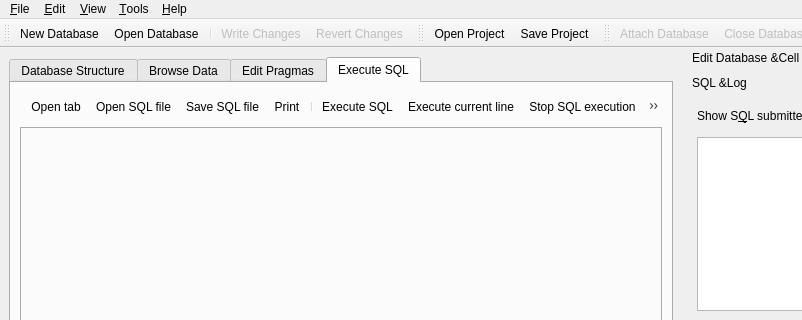
Old version of the form src/MainWindow.ui in the repository sqlitebrowser/sqlitebrowser; both pictures show x 0 to 802 and y 0 to 320 of the 1037 by 630 pixel window.
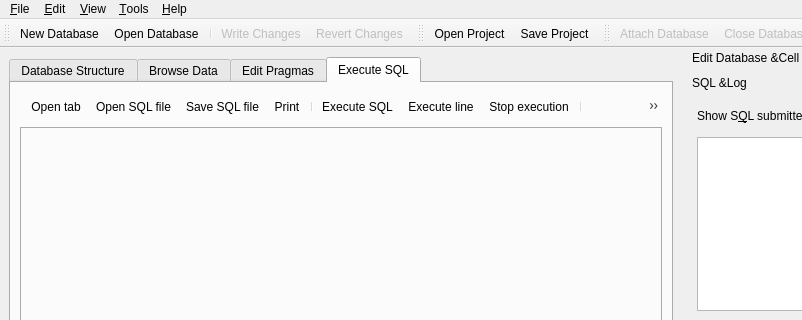
New version of the form. The open tabs and pages were chosen to show the change. Icons and pictures are not drawn. Custom widgets are drawn as their Qt base class.

Commit message: Set style for all toolbars in Preferences and minor adjustments

```diff
--- a/src/MainWindow.ui
+++ b/src/MainWindow.ui
@@ -1664,6 +1664,9 @@
    <property name="text">
     <string>Execute current line</string>
    </property>
+   <property name="iconText">
+    <string>Execute line</string>
+   </property>
    <property name="toolTip">
     <string>Execute current line</string>
    </property>
@@ -2008,6 +2011,9 @@
    <property name="text">
     <string>Find text in SQL editor</string>
    </property>
+   <property name="iconText">
+    <string>Find</string>
+   </property>
    <property name="toolTip">
     <string>Find text in SQL editor</string>
    </property>
@@ -2029,6 +2035,9 @@
    <property name="text">
     <string>Find or replace text in SQL editor</string>
    </property>
+   <property name="iconText">
+    <string>Find or replace</string>
+   </property>
    <property name="toolTip">
     <string>Find or replace text in SQL editor</string>
    </property>
@@ -2312,6 +2321,9 @@
    <property name="text">
     <string>Un/comment block of SQL code</string>
    </property>
+   <property name="iconText">
+    <string>Un/comment block</string>
+   </property>
    <property name="toolTip">
     <string>Comment or uncomment current line or selected block of code</string>
    </property>
@@ -2330,6 +2342,9 @@
    <property name="text">
     <string>Stop SQL execution</string>
    </property>
+   <property name="iconText">
+    <string>Stop execution</string>
+   </property>
    <property name="toolTip">
     <string>Stop the currently running SQL script</string>
    </property>
```
Left out of the diff: 6 changed lines with no effect on the pictures. The commit also changes 7 other files.
